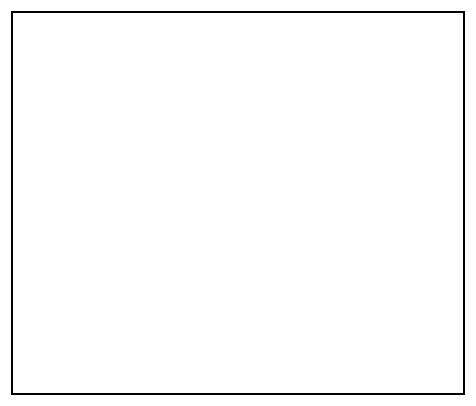
This is gui/infosheet.ui in amirmohsen1384/DataBox as Qt 5 draws it before an edit. The edited form follows.
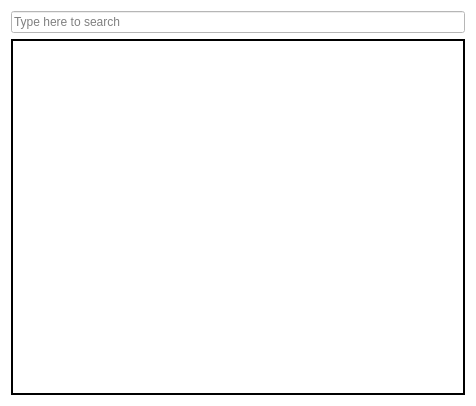
This is the edited form.

Commit message:
Modification of the sheet managing information
1- Marked the constructors as explicit.
2- This manager no longer manage information in a seperate list next to the QListWidget.
3- Added a function to remove selected items.
4- The signal emitting when an item is activated now directly notifies the main signal.
5- Encapsulated recent filename.

Patch:
```diff
--- a/gui/infosheet.ui
+++ b/gui/infosheet.ui
@@ -29,10 +29,16 @@
   </property>
   <layout class="QVBoxLayout" name="mainLayout">
    <item>
-    <widget class="QListWidget" name="infoList">
+    <widget class="QLineEdit" name="containerSearch">
+     <property name="placeholderText">
+      <string>Type here to search</string>
+     </property>
+    </widget>
+   </item>
+   <item>
+    <widget class="QListWidget" name="containerData">
      <property name="font">
       <font>
-       <weight>75</weight>
        <bold>true</bold>
        <stylestrategy>PreferDefault</stylestrategy>
       </font>
@@ -46,6 +52,9 @@
      <property name="lineWidth">
       <number>2</number>
      </property>
+     <property name="sortingEnabled">
+      <bool>true</bool>
+     </property>
     </widget>
    </item>
   </layout>
```
The commit also changes 2 other files.
